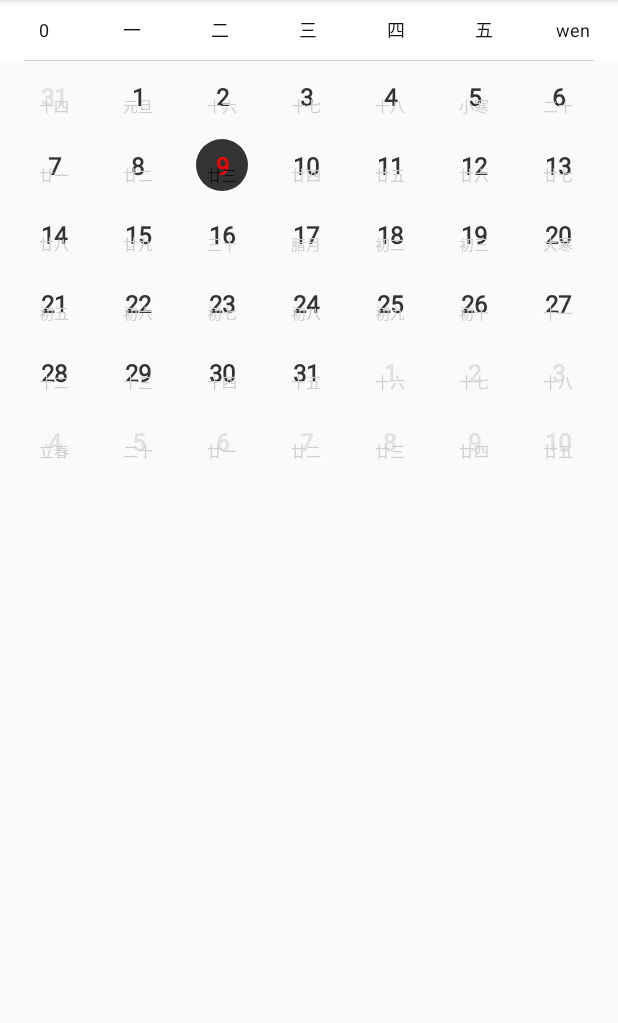
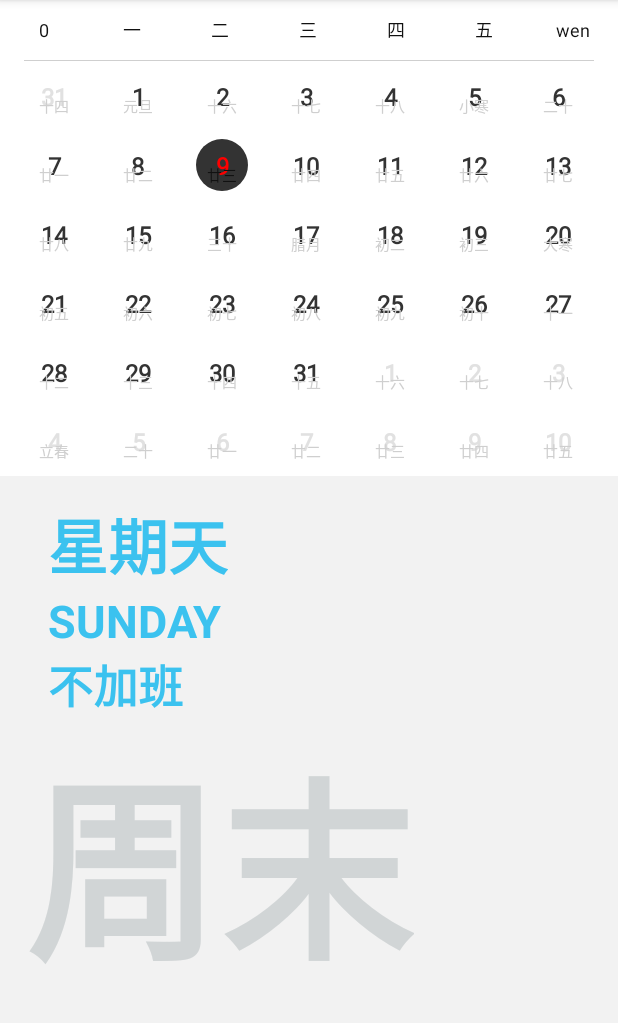
Before and after one commit to yaowen369/Calendar, an Android app: the screen it shows after launch (MainActivity), on a phone screen of 412 x 824 dp, the part 84-1107 px from its top. Run offline under Robolectric (Android 15) with nearby library versions, the phone set to English and light mode, and no system bars.

Commit message:
日历视图滑动为周视图的滑动过程

```diff
--- a/calendarLib/src/main/java/com/yaoxiaowen/calendar/LogUtils.java
+++ b/calendarLib/src/main/java/com/yaoxiaowen/calendar/LogUtils.java
@@ -15,10 +15,10 @@ import android.util.Log;
  *  因此v,d级别的log,本工具中使用了  Deprecated 标记
  */
 
-public class LogUtils {
+class LogUtils {
 
     //Todo 这两个值，记得进行修改
-    public static final String PREFIX = "weny ";
+    public static final String PREFIX = "wenyLib ";
     private static boolean debug = true;
 
     public static void setDebug(boolean b){
--- a/calendarLib/src/main/java/com/yaoxiaowen/calendar/ToastUtils.java
+++ b/calendarLib/src/main/java/com/yaoxiaowen/calendar/ToastUtils.java
@@ -9,7 +9,7 @@ import android.widget.Toast;
  * www.yaoxiaowen.com
  */
 
-public class ToastUtils {
+class ToastUtils {
 
     public static void showToast(Context context, String msg){
         Toast.makeText(context, msg, Toast.LENGTH_SHORT)
--- a/calendarLib/src/main/java/com/yaoxiaowen/old/CustomCalendarView.java
+++ b/calendarLib/src/main/java/com/yaoxiaowen/old/CustomCalendarView.java
@@ -45,7 +45,7 @@ import java.util.Map;
  * 从头开始
  */
 @Deprecated
-public class CustomCalendarView extends View {
+class CustomCalendarView extends View {
 
     private static final String TAG = "CustomCalendarView";
 
--- a/calendarLib/src/main/java/com/yaoxiaowen/old/FontUtil.java
+++ b/calendarLib/src/main/java/com/yaoxiaowen/old/FontUtil.java
@@ -14,7 +14,7 @@ import android.graphics.Paint;
  * 从头开始
  */
 @Deprecated
-public class FontUtil {
+class FontUtil {
 
     /**
      * 返回在 paint画笔下, str 的长度
--- a/calendarLib/src/main/java/com/yaoxiaowen/old/Helper.java
+++ b/calendarLib/src/main/java/com/yaoxiaowen/old/Helper.java
@@ -11,7 +11,7 @@ package com.yaoxiaowen.old;
  * 从头开始
  */
 @Deprecated
-public class Helper {
+class Helper {
 
 
 
--- a/sample/src/main/java/com/yaoxiaowen/demo/MainActivity.java
+++ b/sample/src/main/java/com/yaoxiaowen/demo/MainActivity.java
@@ -1,20 +1,19 @@
 package com.yaoxiaowen.demo;
 
 
+import com.yaoxiaowen.calendar.Calendar;
+import com.yaoxiaowen.calendar.CalendarView;
+import com.yaoxiaowen.demo.base.BaseActivity;
 import com.yaoxiaowen.demo.log.Utils_Log;
-import com.yaoxiaowen.old.CustomCalendarView;
-import com.yaoxiaowen.old.Helper;
-import com.yaoxiaowen.demo.base.BaseActivity;
 import com.yaoxiaowen.demo.log.Utils_Toast;
-
-import java.util.ArrayList;
-import java.util.Date;
-import java.util.List;
 
 
 public class MainActivity extends BaseActivity {
 
     private static final String TAG = "MainActivity";
+
+    private CalendarView mCalendarView;
+
 
 
     @Override
@@ -30,10 +29,33 @@ public class MainActivity extends BaseActivity {
 
     @Override
     protected void initView() {
+        mCalendarView = (CalendarView) findViewById(R.id.myCalendarView);
+
     }
 
     @Override
     protected void initListener() {
+        mCalendarView.setOnDateChangeListener(new CalendarView.OnDateChangeListener() {
+            @Override
+            public void onDateChange(Calendar calendar) {
+                Utils_Log.i(TAG, "OnDateChangeListener() -> onDateChange() -> calendar " + calendar);
+                Utils_Toast.showToast(MainActivity.this, "onDateChange() -> calendar " + calendar);
+            }
 
-    }
+            @Override
+            public void onYearChange(int year) {
+                Utils_Log.i(TAG, "OnDateChangeListener() -> onYearChange() -> year " + year);
+                Utils_Toast.showToast(MainActivity.this, "onYearChange() -> year " + year);
+            }
+        });
+
+
+        mCalendarView.setOnDateSelectedListener(new CalendarView.OnDateSelectedListener() {
+            @Override
+            public void onDateSelected(Calendar calendar) {
+                Utils_Log.i(TAG, "OnDateSelectedListener() -> onDateSelected() -> calendar " + calendar);
+                Utils_Toast.showToast(MainActivity.this, "onDateSelected() -> calendar " + calendar);
+            }
+        });
+    }//end of "initListener(..."
 }
--- a/sample/src/main/java/com/yaoxiaowen/demo/log/Utils_Log.java
+++ b/sample/src/main/java/com/yaoxiaowen/demo/log/Utils_Log.java
@@ -17,7 +17,7 @@ import android.util.Log;
 
 public class Utils_Log {
 
-    public static final String PREFIX = "weny ";
+    public static final String PREFIX = "wenySam ";
 
     /**
      *  Log.v 级别,TAG使用调用栈中计算出的的TAG, 形式:PREFIX + className + methodName() + lineNum
--- a/sample/src/main/res/layout/activity_main.xml
+++ b/sample/src/main/res/layout/activity_main.xml
@@ -8,58 +8,18 @@
     android:orientation="vertical"
     >
 
-    <!--<TextView-->
-        <!--android:layout_width="match_parent"-->
-        <!--android:layout_height="wrap_content"-->
-        <!--android:text="测试TextView "-->
-        <!--/>-->
-
-    <!--<com.yaoxiaowen.old.CustomCalendarView-->
-        <!--android:id="@+id/cal"-->
-        <!--android:layout_width="match_parent"-->
-        <!--android:layout_height="match_parent"-->
-
-        <!--app:mMonthRowL="@drawable/custom_calendar_row_left"-->
-        <!--app:mMonthRowR="@drawable/custom_calendar_row_right"-->
-        <!--app:mMonthRowSpac="20dip"-->
-
-        <!--app:mTextSizeMonth="22sp"-->
-        <!--app:mTextSizeWeek="17sp"-->
-        <!--app:mTextSizeDay="17sp"-->
-        <!--app:mTextSizePre="10sp"-->
-
-        <!--app:mTextColorMonth="#6E6E6E"-->
-        <!--app:mTextColorWeek="#aa7a7a"-->
-        <!--app:mTextColorDay="#A4A4A4"-->
-        <!--app:mTextColorPreFinish="#5CBB8C"-->
-        <!--app:mTextColorPreUnFinish="#ff6634"-->
-        <!--app:mSelectTextColor="#ffffff"-->
-
-        <!--app:mMonthSpac="8dip"-->
-        <!--app:mLineSpac="10dip"-->
-        <!--app:mTextSpac="6dip"-->
-
-        <!--app:mCurrentBg="#6E6E6E"-->
-        <!--app:mCurrentBgStrokeWidth="1.5dip"-->
-        <!--app:mSelectBg="#ff6634"-->
-        <!--app:mSelectRadius="15dip"-->
-        <!--android:visibility="gone"-->
-        <!--/>-->
-
-    <!--<com.yaoxiaowen.calendar.SimpleCalendarCardView-->
-        <!--android:layout_width="match_parent"-->
-        <!--android:layout_height="400dp"-->
-        <!--android:layout_marginTop="50dp"-->
-        <!--android:visibility="gone"-->
-        <!--/>-->
-
-    <!--<CalendarView-->
-        <!--android:layout_width="match_parent"-->
-        <!--android:layout_height="match_parent"/>-->
+    <com.yaoxiaowen.calendar.CalendarLayout
+        android:layout_width="match_parent"
+        android:layout_height="match_parent"
+        android:background="#fff"
+        android:orientation="vertical"
+        app:calendar_content_view_id="@+id/linearView"
+        >
 
         <com.yaoxiaowen.calendar.CalendarView
+            android:id="@+id/myCalendarView"
             android:layout_width="match_parent"
-        android:layout_height="match_parent"
+            android:layout_height="wrap_content"
             app:calendar_height="46dp"
             app:current_month_text_color="#333333"
             app:current_month_lunar_text_color="#CFCFCF"
@@ -75,5 +35,59 @@
             />
 
 
+        <LinearLayout
+            android:id="@+id/linearView"
+            android:layout_width="match_parent"
+            android:layout_height="match_parent"
+            android:background="@color/content_background"
+            android:clickable="true"
+            android:orientation="vertical"
+            android:paddingBottom="16dp"
+            android:paddingLeft="16dp"
+            android:paddingRight="16dp"
+            android:paddingTop="16dp"
+            tools:ignore="KeyboardInaccessibleWidget"
+            >
+
+            <TextView
+                android:text="星期天"
+                android:textColor="#3bc2ef"
+                android:textStyle="bold"
+                android:layout_marginLeft="16dp"
+                android:layout_marginRight="16dp"
+                android:layout_width="wrap_content"
+                android:layout_height="wrap_content"
+                android:textSize="40sp" />
+
+            <TextView
+                android:text="SUNDAY"
+                android:textColor="#3bc2ef"
+                android:textStyle="bold"
+                android:layout_marginLeft="16dp"
+                android:layout_marginRight="16dp"
+                android:layout_width="wrap_content"
+                android:layout_height="wrap_content"
+                android:textSize="30sp" />
+
+            <TextView
+                android:text="不加班"
+                android:textColor="#3bc2ef"
+                android:textStyle="bold"
+                android:layout_marginLeft="16dp"
+                android:layout_marginRight="16dp"
+                android:layout_width="wrap_content"
+                android:layout_height="wrap_content"
+                android:textSize="30sp" />
+
+            <TextView
+                android:text="周末"
+                android:textColor="#d1d5d6"
+                android:textStyle="bold"
+                android:layout_width="wrap_content"
+                android:layout_height="wrap_content"
+                android:textSize="130sp" />
+        </LinearLayout>
+    </com.yaoxiaowen.calendar.CalendarLayout>
+
 
 </LinearLayout>
--- a/sample/src/main/res/values/colors.xml
+++ b/sample/src/main/res/values/colors.xml
@@ -3,4 +3,8 @@
     <color name="colorPrimary">#3F51B5</color>
     <color name="colorPrimaryDark">#303F9F</color>
     <color name="colorAccent">#FF4081</color>
+
+
+    <color name="line_color">#e7e7e7</color>
+    <color name="content_background">#f2f2f2</color>
 </resources>
```
Lines whose indentation alone changed are shown as unchanged.
